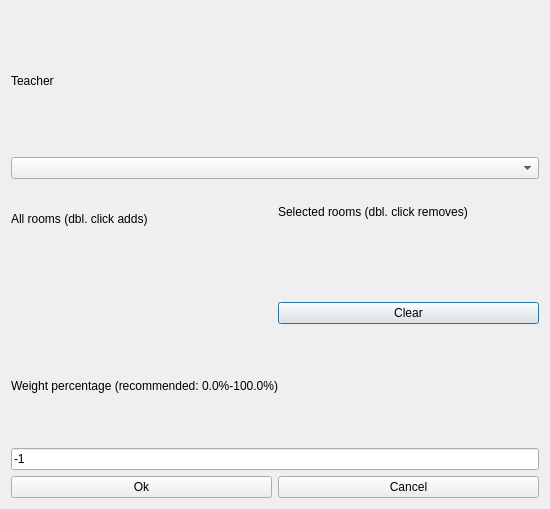
janLo/FET, file src/interface/modifyconstraintteacherhomeroomsform_template.ui: the form before one commit.
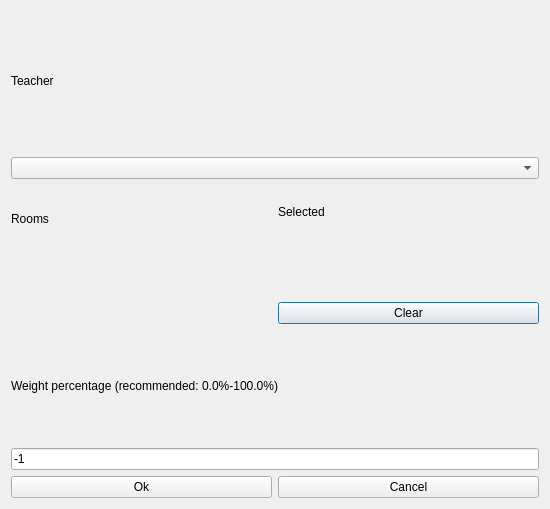
The form after the commit. Custom widgets are drawn as their Qt base class.

Patch:
```diff
--- a/src/interface/modifyconstraintteacherhomeroomsform_template.ui
+++ b/src/interface/modifyconstraintteacherhomeroomsform_template.ui
@@ -38,7 +38,7 @@
         <enum>QFrame::Plain</enum>
        </property>
        <property name="text">
-        <string>All rooms (dbl. click adds)</string>
+        <string>Rooms</string>
        </property>
        <property name="wordWrap">
         <bool>false</bool>
@@ -67,7 +67,7 @@
         <enum>QFrame::Plain</enum>
        </property>
        <property name="text">
-        <string>Selected rooms (dbl. click removes)</string>
+        <string comment="It refers to a list of selected rooms">Selected</string>
        </property>
        <property name="wordWrap">
         <bool>false</bool>
```
